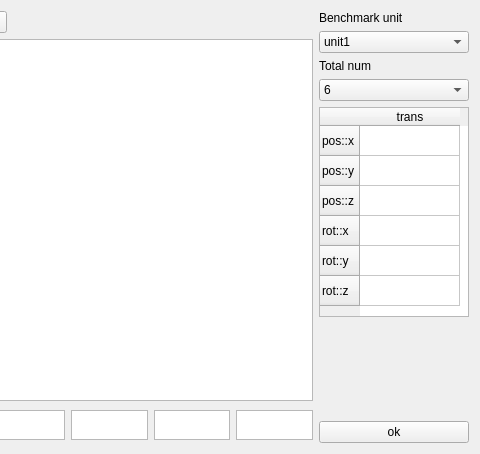
The window that UI/Dialog/skindialog.ui (GueChen/GRobotSimulator) describes before a commit, drawn with Qt 5; both pictures show x 352 to 832 and y 0 to 454 of the 832 by 454 pixel window.
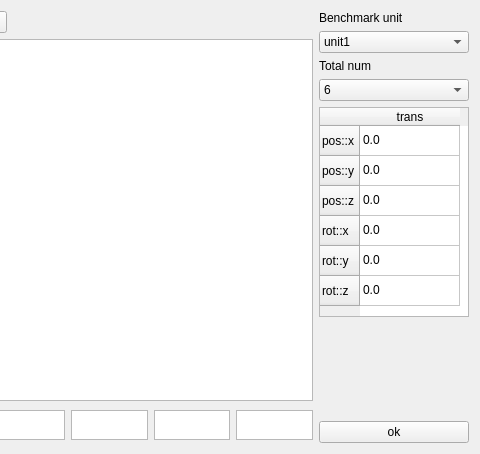
The same window after the commit. Custom widgets are drawn as their Qt base class.

Patch:
```diff
--- a/UI/Dialog/skindialog.ui
+++ b/UI/Dialog/skindialog.ui
@@ -422,6 +422,36 @@
          <string>trans</string>
         </property>
        </column>
+       <item row="0" column="0">
+        <property name="text">
+         <string>0.0</string>
+        </property>
+       </item>
+       <item row="1" column="0">
+        <property name="text">
+         <string>0.0</string>
+        </property>
+       </item>
+       <item row="2" column="0">
+        <property name="text">
+         <string>0.0</string>
+        </property>
+       </item>
+       <item row="3" column="0">
+        <property name="text">
+         <string>0.0</string>
+        </property>
+       </item>
+       <item row="4" column="0">
+        <property name="text">
+         <string>0.0</string>
+        </property>
+       </item>
+       <item row="5" column="0">
+        <property name="text">
+         <string>0.0</string>
+        </property>
+       </item>
       </widget>
      </item>
      <item>
```
